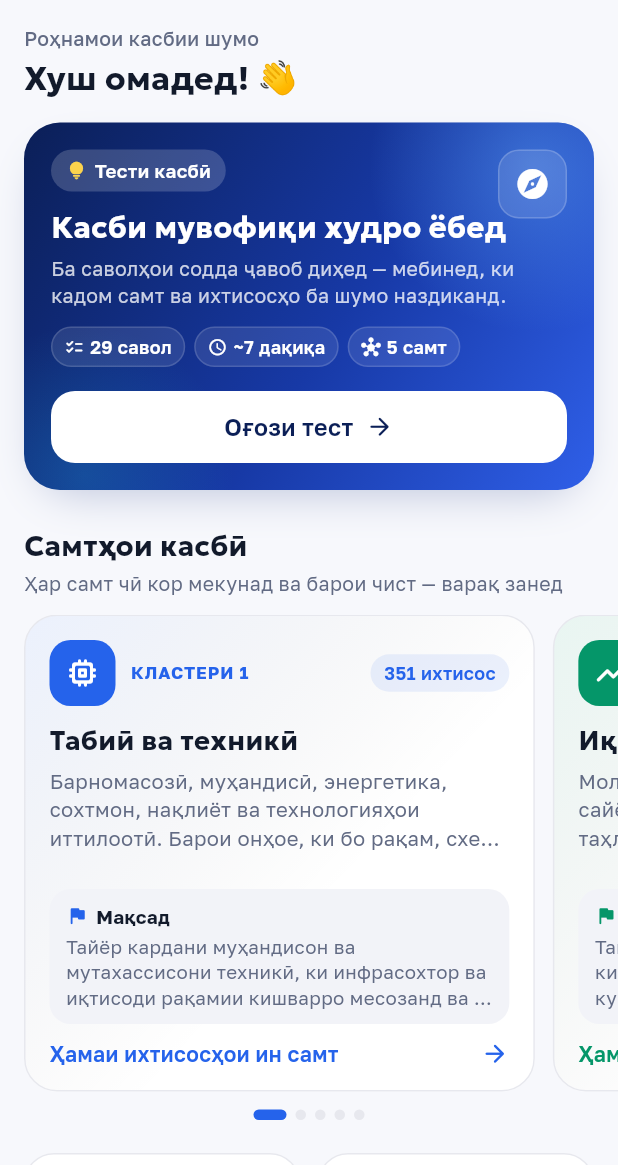
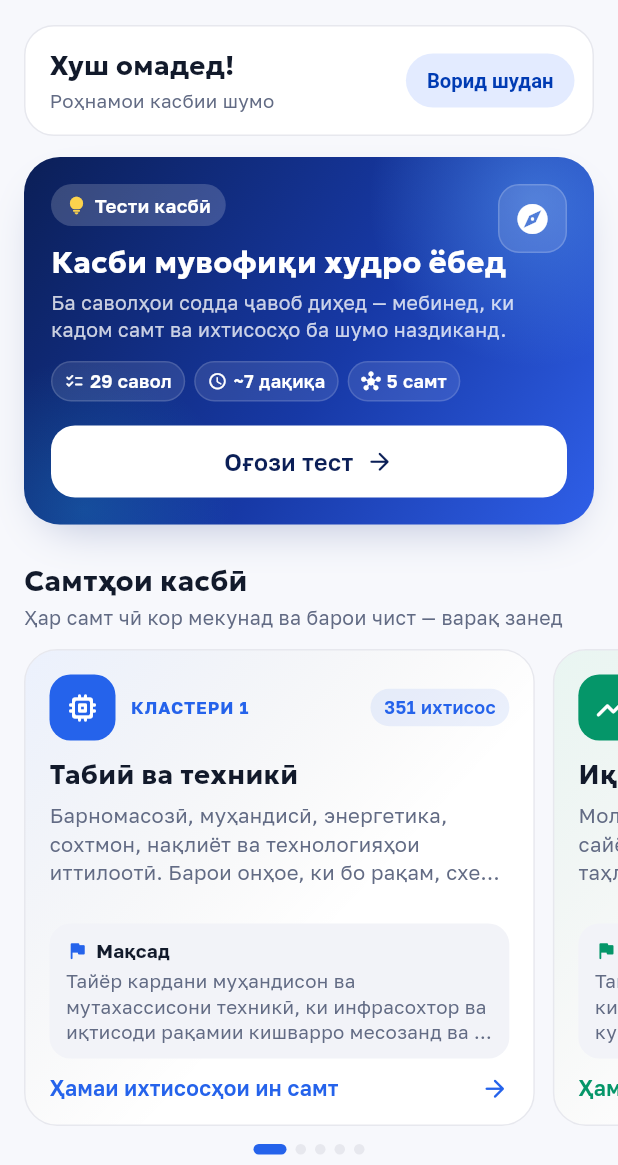
Before and after one commit to gulmatovmurodbek9-jpg/My-career, a Flutter app: the HomeScreen screen opened directly, on a phone screen of 412 x 824 dp, the part 71-1236 px from its top. Run offline on Flutter 3.47's test engine with Material 3 defaults, Android fonts, the light colour scheme and no system bars; our stand-ins replace flutter_secure_storage, google_sign_in, shared_preferences; accounts and stored records are empty; network calls fail.

Commit message:
Barnomai mobili: sahifai asosi - korti salom bo nom, tugmai 'Vorid shudan' baroi mehmon, be nishonai dast

```diff
--- a/mobile/lib/screens/home_screen.dart
+++ b/mobile/lib/screens/home_screen.dart
@@ -7,6 +7,7 @@ import '../app/i18n.dart';
 import '../app/theme.dart';
 import '../ui/widgets.dart';
 import 'app_header.dart';
+import 'auth/login_screen.dart';
 import 'careers_screen.dart';
 import 'settings_screen.dart';
 import 'shell.dart';
@@ -118,7 +119,7 @@ class _HomeScreenState extends State<HomeScreen> {
   }
 }
 
-// «Салом, Муродбек! 👋» ё барои меҳмон «Хуш омадед!».
+// Корти салом: ном (ё «Хуш омадед!») ва барои меҳмон тугмаи «Ворид шудан».
 class _Greeting extends StatelessWidget {
   const _Greeting();
 
@@ -127,19 +128,48 @@ class _Greeting extends StatelessWidget {
     listenable: authStore,
     builder: (context, _) {
       final name = (authStore.user?.displayName ?? '').split(' ').first;
-      return Column(
+      return Container(
+        padding: const EdgeInsets.fromLTRB(16, 12, 12, 12),
+        decoration: BoxDecoration(
+          color: AppColors.card,
+          borderRadius: BorderRadius.circular(20),
+          border: Border.all(color: AppColors.border),
+        ),
+        child: Row(
+          children: [
+            Expanded(
+              child: Column(
                 crossAxisAlignment: CrossAxisAlignment.start,
                 children: [
                   Text(
-            t('Роҳнамои касбии шумо'),
-            style: TextStyle(fontSize: 13, fontWeight: FontWeight.w500, color: AppColors.textSoft),
+                    name.isEmpty ? t('Хуш омадед!') : t('Салом, {name}!', {'name': name}),
+                    maxLines: 1,
+                    overflow: TextOverflow.ellipsis,
+                    style: TextStyle(fontFamily: AppFonts.display, fontSize: 18, fontWeight: FontWeight.w700, color: AppColors.text),
                   ),
                   const SizedBox(height: 2),
                   Text(
-            name.isEmpty ? '${t('Хуш омадед!')} 👋' : '${t('Салом, {name}!', {'name': name})} 👋',
-            style: TextStyle(fontFamily: AppFonts.display, fontSize: 22, fontWeight: FontWeight.w700, color: AppColors.text),
+                    t('Роҳнамои касбии шумо'),
+                    style: TextStyle(fontSize: 12.5, color: AppColors.textSoft),
                   ),
                 ],
+              ),
+            ),
+            if (name.isEmpty)
+              TextButton(
+                style: TextButton.styleFrom(
+                  backgroundColor: AppColors.contractSoft,
+                  foregroundColor: AppColors.primary,
+                  padding: const EdgeInsets.symmetric(horizontal: 14),
+                  minimumSize: const Size(0, 36),
+                  shape: const StadiumBorder(),
+                  textStyle: const TextStyle(fontSize: 13.5, fontWeight: FontWeight.w600),
+                ),
+                onPressed: () => Navigator.of(context).push(authRoute(const LoginScreen())),
+                child: Text(t('Ворид шудан')),
+              ),
+          ],
+        ),
       );
     },
   );
```
Lines whose indentation alone changed are shown as unchanged.
